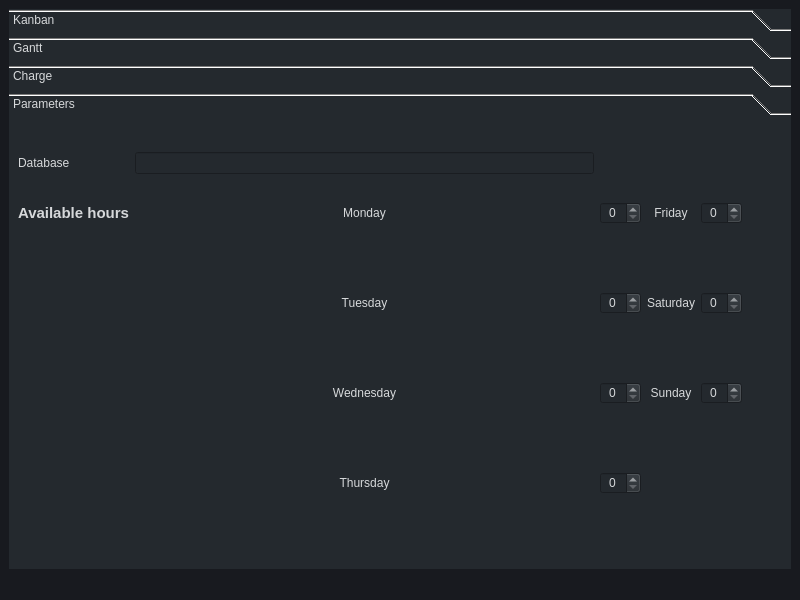
First picture: the form in mainwindow.ui, repository MaximeAeva/TheEfficientGuy, before the edit.
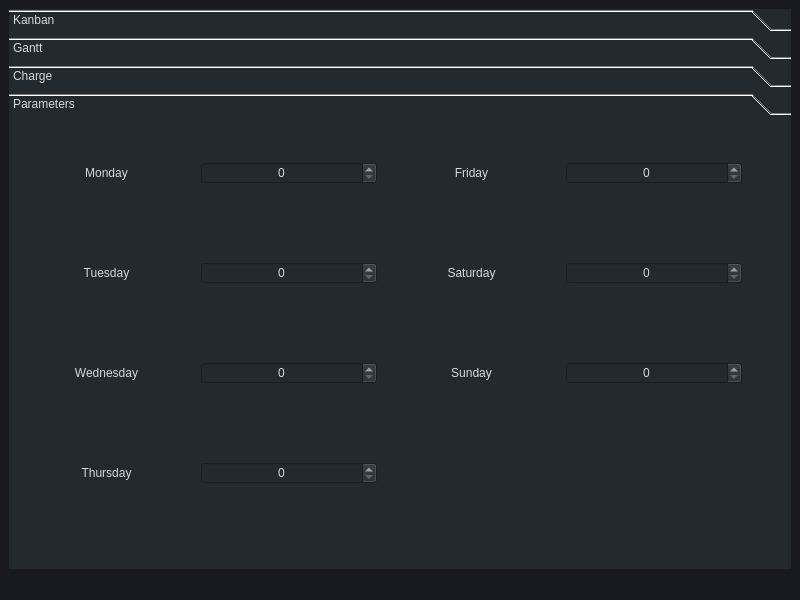
Second picture: the form after the edit. The open tabs and pages were chosen to show the change. Custom widgets are drawn as their Qt base class.

What changed in the file:
```diff
--- a/mainwindow.ui
+++ b/mainwindow.ui
@@ -26,7 +26,7 @@
 </string>
       </property>
       <property name="currentIndex">
-       <number>0</number>
+       <number>3</number>
       </property>
       <widget class="QWidget" name="page">
        <property name="geometry">
@@ -126,23 +126,20 @@
         <string>Parameters</string>
        </attribute>
        <layout class="QGridLayout" name="gridLayout">
-        <item row="10" column="1">
-         <spacer name="verticalSpacer_3">
-          <property name="orientation">
-           <enum>Qt::Vertical</enum>
+        <item row="5" column="1">
+         <widget class="QLabel" name="label_2">
+          <property name="text">
+           <string>Tuesday</string>
           </property>
-          <property name="sizeType">
-           <enum>QSizePolicy::Fixed</enum>
+          <property name="scaledContents">
+           <bool>false</bool>
           </property>
-          <property name="sizeHint" stdset="0">
-           <size>
-            <width>20</width>
-            <height>40</height>
-           </size>
+          <property name="alignment">
+           <set>Qt::AlignCenter</set>
           </property>
-         </spacer>
+         </widget>
         </item>
-        <item row="9" column="1">
+        <item row="7" column="1">
          <widget class="QLabel" name="label_3">
           <property name="text">
            <string>Wednesday</string>
@@ -155,79 +152,7 @@
           </property>
          </widget>
         </item>
-        <item row="0" column="0">
-         <widget class="QLabel" name="label_9">
-          <property name="text">
-           <string>Database</string>
-          </property>
-         </widget>
-        </item>
-        <item row="9" column="2">
-         <widget class="QSpinBox" name="spinWednesday">
-          <property name="alignment">
-           <set>Qt::AlignCenter</set>
-          </property>
-         </widget>
-        </item>
-        <item row="7" column="2">
-         <widget class="QSpinBox" name="spinTuesday">
-          <property name="alignment">
-           <set>Qt::AlignCenter</set>
-          </property>
-         </widget>
-        </item>
-        <item row="5" column="2">
-         <widget class="QSpinBox" name="spinMonday">
-          <property name="alignment">
-           <set>Qt::AlignCenter</set>
-          </property>
-         </widget>
-        </item>
-        <item row="9" column="4">
-         <widget class="QSpinBox" name="spinSunday">
-          <property name="alignment">
-           <set>Qt::AlignCenter</set>
-          </property>
-         </widget>
-        </item>
-        <item row="11" column="2">
-         <widget class="QSpinBox" name="spinThursday">
-          <property name="alignment">
-           <set>Qt::AlignCenter</set>
-          </property>
-         </widget>
-        </item>
-        <item row="6" column="1">
-         <spacer name="verticalSpacer">
-          <property name="orientation">
-           <enum>Qt::Vertical</enum>
-          </property>
-          <property name="sizeType">
-           <enum>QSizePolicy::Fixed</enum>
-          </property>
-          <property name="sizeHint" stdset="0">
-           <size>
-            <width>20</width>
-            <height>40</height>
-           </size>
-          </property>
-         </spacer>
-        </item>
-        <item row="7" column="4">
-         <widget class="QSpinBox" name="spinSaturday">
-          <property name="alignment">
-           <set>Qt::AlignCenter</set>
-          </property>
-         </widget>
-        </item>
-        <item row="5" column="4">
-         <widget class="QSpinBox" name="spinFriday">
-          <property name="alignment">
-           <set>Qt::AlignCenter</set>
-          </property>
-         </widget>
-        </item>
-        <item row="9" column="7">
+        <item row="7" column="7">
          <spacer name="horizontalSpacer">
           <property name="orientation">
            <enum>Qt::Horizontal</enum>
@@ -243,50 +168,87 @@
           </property>
          </spacer>
         </item>
-        <item row="5" column="0">
-         <widget class="QLabel" name="label_8">
-          <property name="font">
-           <font>
-            <pointsize>11</pointsize>
-            <weight>75</weight>
-            <bold>true</bold>
-           </font>
+        <item row="5" column="4">
+         <widget class="QSpinBox" name="spinSaturday">
+          <property name="alignment">
+           <set>Qt::AlignCenter</set>
           </property>
-          <property name="text">
-           <string>Available hours</string>
-          </property>
          </widget>
         </item>
-        <item row="11" column="1">
-         <widget class="QLabel" name="label_4">
-          <property name="text">
-           <string>Thursday</string>
+        <item row="9" column="2">
+         <widget class="QSpinBox" name="spinThursday">
+          <property name="alignment">
+           <set>Qt::AlignCenter</set>
           </property>
-          <property name="scaledContents">
-           <bool>false</bool>
-          </property>
+         </widget>
+        </item>
+        <item row="3" column="2">
+         <widget class="QSpinBox" name="spinMonday">
           <property name="alignment">
            <set>Qt::AlignCenter</set>
           </property>
          </widget>
         </item>
-        <item row="0" column="1">
-         <widget class="QLineEdit" name="dbName"/>
-        </item>
-        <item row="7" column="1">
-         <widget class="QLabel" name="label_2">
-          <property name="text">
-           <string>Tuesday</string>
+        <item row="10" column="1">
+         <spacer name="verticalSpacer_4">
+          <property name="orientation">
+           <enum>Qt::Vertical</enum>
           </property>
-          <property name="scaledContents">
-           <bool>false</bool>
+          <property name="sizeType">
+           <enum>QSizePolicy::Fixed</enum>
           </property>
+          <property name="sizeHint" stdset="0">
+           <size>
+            <width>20</width>
+            <height>40</height>
+           </size>
+          </property>
+         </spacer>
+        </item>
+        <item row="3" column="4">
+         <widget class="QSpinBox" name="spinFriday">
           <property name="alignment">
            <set>Qt::AlignCenter</set>
           </property>
          </widget>
         </item>
+        <item row="7" column="4">
+         <widget class="QSpinBox" name="spinSunday">
+          <property name="alignment">
+           <set>Qt::AlignCenter</set>
+          </property>
+         </widget>
+        </item>
+        <item row="8" column="1">
+         <spacer name="verticalSpacer_3">
+          <property name="orientation">
+           <enum>Qt::Vertical</enum>
+          </property>
+          <property name="sizeType">
+           <enum>QSizePolicy::Fixed</enum>
+          </property>
+          <property name="sizeHint" stdset="0">
+           <size>
+            <width>20</width>
+            <height>40</height>
+           </size>
+          </property>
+         </spacer>
+        </item>
         <item row="5" column="3">
+         <widget class="QLabel" name="label_6">
+          <property name="text">
+           <string>Saturday</string>
+          </property>
+          <property name="scaledContents">
+           <bool>false</bool>
+          </property>
+          <property name="alignment">
+           <set>Qt::AlignCenter</set>
+          </property>
+         </widget>
+        </item>
+        <item row="3" column="3">
          <widget class="QLabel" name="label_5">
           <property name="text">
            <string>Friday</string>
@@ -299,7 +261,7 @@
           </property>
          </widget>
         </item>
-        <item row="8" column="1">
+        <item row="6" column="1">
          <spacer name="verticalSpacer_2">
           <property name="orientation">
            <enum>Qt::Vertical</enum>
@@ -315,20 +277,36 @@
           </property>
          </spacer>
         </item>
+        <item row="9" column="1">
+         <widget class="QLabel" name="label_4">
+          <property name="text">
+           <string>Thursday</string>
+          </property>
+          <property name="scaledContents">
+           <bool>false</bool>
+          </property>
+          <property name="alignment">
+           <set>Qt::AlignCenter</set>
+          </property>
+         </widget>
+        </item>
+        <item row="4" column="1">
+         <spacer name="verticalSpacer">
+          <property name="orientation">
+           <enum>Qt::Vertical</enum>
+          </property>
+          <property name="sizeType">
+           <enum>QSizePolicy::Fixed</enum>
+          </property>
+          <property name="sizeHint" stdset="0">
+           <size>
+            <width>20</width>
+            <height>40</height>
+           </size>
+          </property>
+         </spacer>
+        </item>
         <item row="7" column="3">
-         <widget class="QLabel" name="label_6">
-          <property name="text">
-           <string>Saturday</string>
-          </property>
-          <property name="scaledContents">
-           <bool>false</bool>
-          </property>
-          <property name="alignment">
-           <set>Qt::AlignCenter</set>
-          </property>
-         </widget>
-        </item>
-        <item row="9" column="3">
          <widget class="QLabel" name="label_7">
           <property name="text">
            <string>Sunday</string>
@@ -341,7 +319,7 @@
           </property>
          </widget>
         </item>
-        <item row="5" column="1">
+        <item row="3" column="1">
          <widget class="QLabel" name="label">
           <property name="text">
            <string>Monday</string>
@@ -354,21 +332,19 @@
           </property>
          </widget>
         </item>
-        <item row="12" column="1">
-         <spacer name="verticalSpacer_4">
-          <property name="orientation">
-           <enum>Qt::Vertical</enum>
+        <item row="7" column="2">
+         <widget class="QSpinBox" name="spinWednesday">
+          <property name="alignment">
+           <set>Qt::AlignCenter</set>
           </property>
-          <property name="sizeType">
-           <enum>QSizePolicy::Fixed</enum>
+         </widget>
+        </item>
+        <item row="5" column="2">
+         <widget class="QSpinBox" name="spinTuesday">
+          <property name="alignment">
+           <set>Qt::AlignCenter</set>
           </property>
-          <property name="sizeHint" stdset="0">
-           <size>
-            <width>20</width>
-            <height>40</height>
-           </size>
-          </property>
-         </spacer>
+         </widget>
         </item>
        </layout>
       </widget>
```
